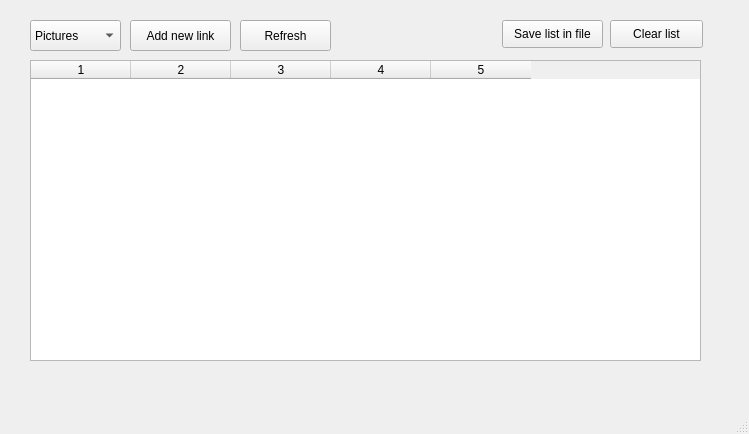
Above: lab2/LinksCollection/mainwindow.ui from KirillKotsko/Semester3_OOP_Kotsko before the change. Below: the same form after it.
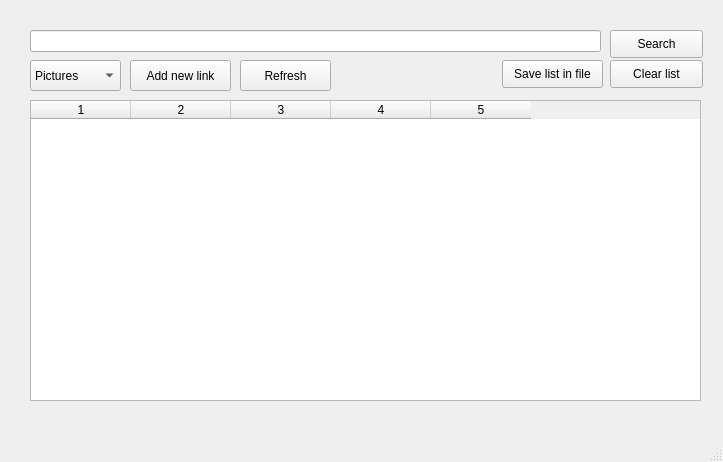
That is the form after the change.

Commit message: Add search button in lab2

```diff
--- a/lab2/LinksCollection/mainwindow.ui
+++ b/lab2/LinksCollection/mainwindow.ui
@@ -6,8 +6,8 @@
    <rect>
     <x>0</x>
     <y>0</y>
-    <width>749</width>
-    <height>434</height>
+    <width>723</width>
+    <height>462</height>
    </rect>
   </property>
   <property name="windowTitle">
@@ -18,7 +18,7 @@
     <property name="geometry">
      <rect>
       <x>130</x>
-      <y>20</y>
+      <y>60</y>
       <width>101</width>
       <height>31</height>
      </rect>
@@ -31,7 +31,7 @@
     <property name="geometry">
      <rect>
       <x>30</x>
-      <y>20</y>
+      <y>60</y>
       <width>91</width>
       <height>31</height>
      </rect>
@@ -76,7 +76,7 @@
     <property name="geometry">
      <rect>
       <x>30</x>
-      <y>60</y>
+      <y>100</y>
       <width>671</width>
       <height>301</height>
      </rect>
@@ -94,7 +94,7 @@
     <property name="geometry">
      <rect>
       <x>240</x>
-      <y>20</y>
+      <y>60</y>
       <width>91</width>
       <height>31</height>
      </rect>
@@ -107,7 +107,7 @@
     <property name="geometry">
      <rect>
       <x>610</x>
-      <y>20</y>
+      <y>60</y>
       <width>93</width>
       <height>28</height>
      </rect>
@@ -120,7 +120,7 @@
     <property name="geometry">
      <rect>
       <x>502</x>
-      <y>20</y>
+      <y>60</y>
       <width>101</width>
       <height>28</height>
      </rect>
@@ -129,6 +129,29 @@
      <string>Save list in file</string>
     </property>
    </widget>
+   <widget class="QLineEdit" name="inpSearch">
+    <property name="geometry">
+     <rect>
+      <x>30</x>
+      <y>30</y>
+      <width>571</width>
+      <height>22</height>
+     </rect>
+    </property>
+   </widget>
+   <widget class="QPushButton" name="btnSearch">
+    <property name="geometry">
+     <rect>
+      <x>610</x>
+      <y>30</y>
+      <width>93</width>
+      <height>28</height>
+     </rect>
+    </property>
+    <property name="text">
+     <string>Search</string>
+    </property>
+   </widget>
   </widget>
   <widget class="QMenuBar" name="menubar">
    <property name="geometry">
```
Left out of the diff: 2 changed lines with no effect on the pictures. The commit also changes 3 other files.
